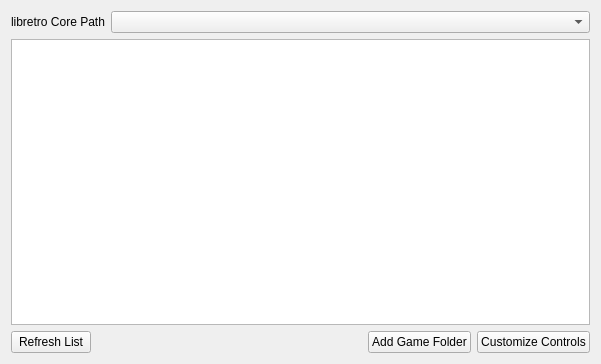
This is SystemTab.ui in aquova/arqade as Qt 5 draws it before an edit. The edited form follows.
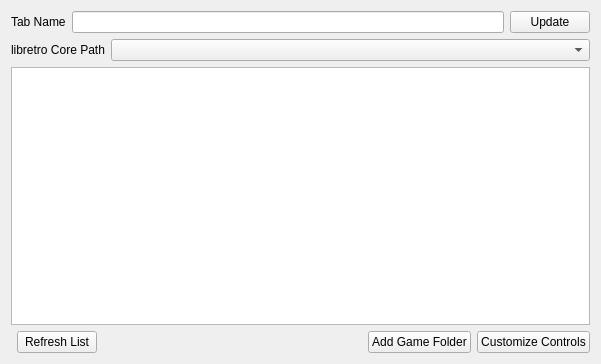
This is the edited form.

Commit message: Rework UI slightly, add support for different tabs

Diff of the .ui file:
```diff
--- a/SystemTab.ui
+++ b/SystemTab.ui
@@ -14,21 +14,7 @@
    <string>Tab</string>
   </property>
   <layout class="QGridLayout" name="gridLayout">
-   <item row="9" column="2">
-    <widget class="QPushButton" name="addPathButton">
-     <property name="text">
-      <string>Add Game Folder</string>
-     </property>
-    </widget>
-   </item>
-   <item row="9" column="3">
-    <widget class="QPushButton" name="customizeControlsButton">
-     <property name="text">
-      <string>Customize Controls</string>
-     </property>
-    </widget>
-   </item>
-   <item row="9" column="1">
+   <item row="10" column="2">
     <spacer name="horizontalSpacer">
      <property name="orientation">
       <enum>Qt::Horizontal</enum>
@@ -41,18 +27,53 @@
      </property>
     </spacer>
    </item>
-   <item row="9" column="0">
+   <item row="10" column="5">
+    <widget class="QPushButton" name="customizeControlsButton">
+     <property name="text">
+      <string>Customize Controls</string>
+     </property>
+    </widget>
+   </item>
+   <item row="8" column="0" colspan="6">
+    <widget class="QListWidget" name="gameListWidget"/>
+   </item>
+   <item row="1" column="0" colspan="6">
+    <layout class="QHBoxLayout" name="nameLayout">
+     <item>
+      <widget class="QLabel" name="nameLabel">
+       <property name="text">
+        <string>Tab Name</string>
+       </property>
+      </widget>
+     </item>
+     <item>
+      <widget class="QLineEdit" name="nameLineEdit"/>
+     </item>
+     <item>
+      <widget class="QPushButton" name="nameUpdateButton">
+       <property name="text">
+        <string>Update</string>
+       </property>
+      </widget>
+     </item>
+    </layout>
+   </item>
+   <item row="10" column="1">
     <widget class="QPushButton" name="refreshButton">
      <property name="text">
       <string>Refresh List</string>
      </property>
     </widget>
    </item>
-   <item row="7" column="0" colspan="4">
-    <widget class="QListWidget" name="gameListWidget"/>
+   <item row="10" column="4">
+    <widget class="QPushButton" name="addPathButton">
+     <property name="text">
+      <string>Add Game Folder</string>
+     </property>
+    </widget>
    </item>
-   <item row="1" column="0" colspan="4">
-    <layout class="QFormLayout" name="formLayout">
+   <item row="2" column="0" colspan="6">
+    <layout class="QFormLayout" name="coreLayout">
      <item row="0" column="0">
       <widget class="QLabel" name="coreLabel">
        <property name="text">
```
The commit also changes 5 other files.
